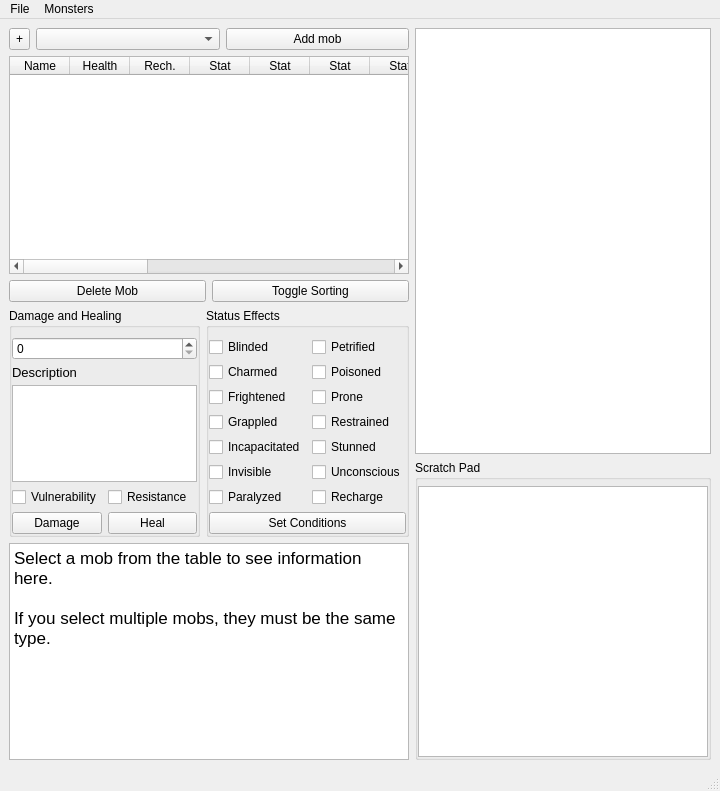
MattSucich/DnD-Helper, file DnDForm.ui: the form before one commit.
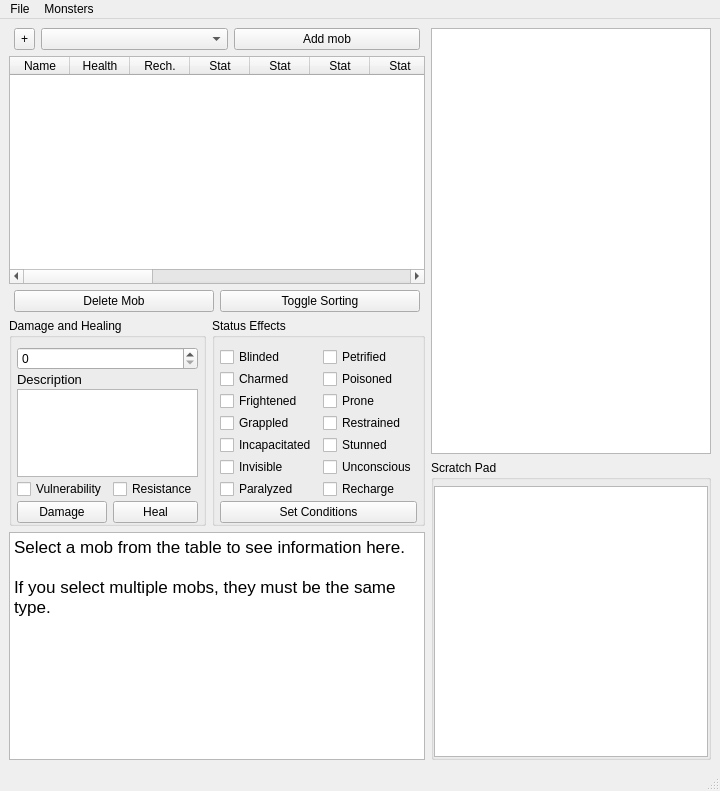
The form after the commit.

Commit message:
Setup building for Windows
Ready for Release

```diff
--- a/DnDForm.ui
+++ b/DnDForm.ui
@@ -44,11 +44,17 @@
       <item>
        <layout class="QHBoxLayout" name="horizontalLayout">
         <property name="spacing">
-         <number>-1</number>
+         <number>6</number>
         </property>
         <property name="sizeConstraint">
          <enum>QLayout::SetMaximumSize</enum>
         </property>
+        <property name="leftMargin">
+         <number>5</number>
+        </property>
+        <property name="rightMargin">
+         <number>5</number>
+        </property>
         <item>
          <widget class="QToolButton" name="createMonsterButton">
           <property name="sizePolicy">
@@ -246,6 +252,12 @@
       </item>
       <item>
        <layout class="QHBoxLayout" name="horizontalLayout_6">
+        <property name="leftMargin">
+         <number>5</number>
+        </property>
+        <property name="rightMargin">
+         <number>5</number>
+        </property>
         <item>
          <widget class="QPushButton" name="deleteButton">
           <property name="text">
@@ -277,19 +289,19 @@
           </property>
           <layout class="QGridLayout" name="gridLayout_2">
            <property name="leftMargin">
-            <number>0</number>
+            <number>5</number>
            </property>
            <property name="topMargin">
             <number>9</number>
            </property>
            <property name="rightMargin">
-            <number>0</number>
+            <number>5</number>
            </property>
            <property name="bottomMargin">
             <number>0</number>
            </property>
            <property name="verticalSpacing">
-            <number>5</number>
+            <number>2</number>
            </property>
            <item row="0" column="0" colspan="2">
             <widget class="QSpinBox" name="hitValue">
@@ -403,19 +415,19 @@
           </property>
           <layout class="QGridLayout" name="gridLayout">
            <property name="leftMargin">
-            <number>0</number>
+            <number>5</number>
            </property>
            <property name="topMargin">
             <number>9</number>
            </property>
            <property name="rightMargin">
-            <number>0</number>
+            <number>5</number>
            </property>
            <property name="bottomMargin">
             <number>0</number>
            </property>
            <property name="verticalSpacing">
-            <number>5</number>
+            <number>2</number>
            </property>
            <item row="4" column="0">
             <widget class="QCheckBox" name="incapBox">
@@ -557,10 +569,10 @@
          <string>&lt;!DOCTYPE HTML PUBLIC &quot;-//W3C//DTD HTML 4.0//EN&quot; &quot;http://www.w3.org/TR/REC-html40/strict.dtd&quot;&gt;
 &lt;html&gt;&lt;head&gt;&lt;meta name=&quot;qrichtext&quot; content=&quot;1&quot; /&gt;&lt;style type=&quot;text/css&quot;&gt;
 p, li { white-space: pre-wrap; }
-&lt;/style&gt;&lt;/head&gt;&lt;body style=&quot; font-family:'.Helvetica Neue DeskInterface'; font-size:13pt; font-weight:400; font-style:normal;&quot;&gt;
-&lt;p style=&quot; margin-top:0px; margin-bottom:0px; margin-left:0px; margin-right:0px; -qt-block-indent:0; text-indent:0px;&quot;&gt;Select a mob from the table to see information here. &lt;/p&gt;
-&lt;p style=&quot;-qt-paragraph-type:empty; margin-top:0px; margin-bottom:0px; margin-left:0px; margin-right:0px; -qt-block-indent:0; text-indent:0px;&quot;&gt;&lt;br /&gt;&lt;/p&gt;
-&lt;p style=&quot; margin-top:0px; margin-bottom:0px; margin-left:0px; margin-right:0px; -qt-block-indent:0; text-indent:0px;&quot;&gt;If you select multiple mobs, they must be the same type.&lt;/p&gt;&lt;/body&gt;&lt;/html&gt;</string>
+&lt;/style&gt;&lt;/head&gt;&lt;body style=&quot; font-family:'MS Shell Dlg 2'; font-size:8.25pt; font-weight:400; font-style:normal;&quot;&gt;
+&lt;p style=&quot; margin-top:0px; margin-bottom:0px; margin-left:0px; margin-right:0px; -qt-block-indent:0; text-indent:0px;&quot;&gt;&lt;span style=&quot; font-family:'.Helvetica Neue DeskInterface'; font-size:13pt;&quot;&gt;Select a mob from the table to see information here. &lt;/span&gt;&lt;/p&gt;
+&lt;p style=&quot;-qt-paragraph-type:empty; margin-top:0px; margin-bottom:0px; margin-left:0px; margin-right:0px; -qt-block-indent:0; text-indent:0px; font-family:'.Helvetica Neue DeskInterface'; font-size:13pt;&quot;&gt;&lt;br /&gt;&lt;/p&gt;
+&lt;p style=&quot; margin-top:0px; margin-bottom:0px; margin-left:0px; margin-right:0px; -qt-block-indent:0; text-indent:0px;&quot;&gt;&lt;span style=&quot; font-family:'.Helvetica Neue DeskInterface'; font-size:13pt;&quot;&gt;If you select multiple mobs, they must be the same type.&lt;/span&gt;&lt;/p&gt;&lt;/body&gt;&lt;/html&gt;</string>
         </property>
        </widget>
       </item>
```
Left out of the diff: 4 changed lines with no effect on the pictures. The commit also changes 3 other files.
